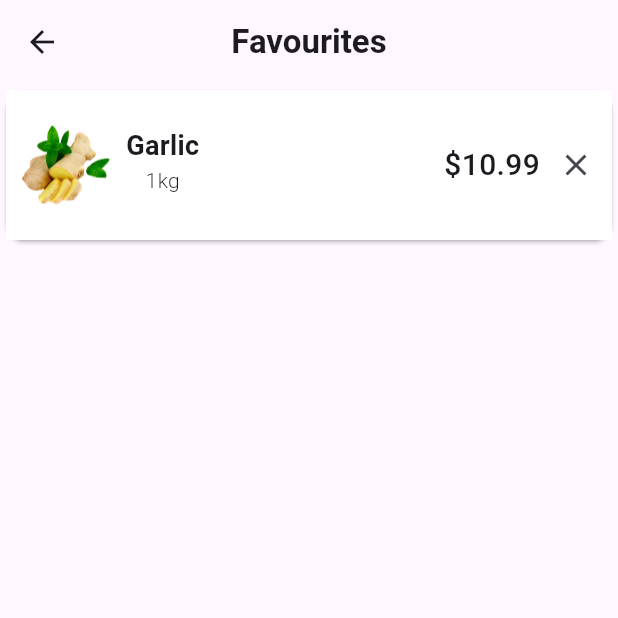
After one commit to hassanshakil22/Basic-ecommerce-App, a Flutter app: the FavouriteView screen opened directly, on a phone screen of 412 x 824 dp, the top half of it. The commit adds this screen. Run offline on Flutter 3.47's test engine with Material 3 defaults, Android fonts, the phone set to English and light mode, and no system bars; our stand-ins replace expandable_text; missing offline and left inert: dart:ffi, givestarreviews.

Commit message:
adding fully functionable favourite screen

```diff
--- a/lib/bottom_navigation_bar.dart
+++ b/lib/bottom_navigation_bar.dart
@@ -1,4 +1,6 @@
+import 'package:ecommerce/data.dart';
 import 'package:ecommerce/screens/cart_view.dart';
+import 'package:ecommerce/screens/favourite_view.dart';
 import 'package:ecommerce/screens/find_products_view.dart';
 import 'package:ecommerce/screens/home_view.dart';
 import 'package:flutter/material.dart';
@@ -13,7 +15,9 @@ class BottomNavigationbar extends StatefulWidget {
 class _BottomNavigationbarState extends State<BottomNavigationbar> {
   @override
   Widget build(BuildContext context) {
-    return Row(
+    return SizedBox(
+      height: 60,
+      child: Row(
         mainAxisAlignment: MainAxisAlignment.spaceEvenly,
         children: [
           ElevatedButton(
@@ -55,7 +59,10 @@ class _BottomNavigationbarState extends State<BottomNavigationbar> {
             ),
           ),
           ElevatedButton(
-          onPressed: () {},
+            onPressed: () {
+              Navigator.push(context,
+                  MaterialPageRoute(builder: (context) => FavouriteView()));
+            },
             style: ElevatedButton.styleFrom(elevation: 0),
             child: Icon(
               Icons.favorite_border_outlined,
@@ -73,6 +80,7 @@ class _BottomNavigationbarState extends State<BottomNavigationbar> {
             ),
           ),
         ],
+      ),
     );
   }
 }
--- a/lib/data.dart
+++ b/lib/data.dart
@@ -32,6 +32,17 @@ List<Map<String, dynamic>> products = [
   },
 ];
 
-List<Map<String, dynamic>> favourites = [];
+List<Map<String, dynamic>> favourites = [
+  {
+    "id": 003,
+    "name": "Garlic",
+    "Bara_name": "Hand Picked Garlic",
+    "price": 10.99,
+    "quantity": "1kg",
+    "imagesrc": "assets/images/garlic.png",
+    "description": "",
+    "is_favourite": false
+  },
+];
 
 List<Map<String, dynamic>> cart = [];
--- /dev/null
+++ b/lib/screens/favourite_view.dart
@@ -0,0 +1,86 @@
+import 'package:flutter/material.dart';
+import 'package:ecommerce/data.dart';
+import 'package:ecommerce/screens/card_view.dart';
+
+class FavouriteView extends StatefulWidget {
+  // final Map product;
+  const FavouriteView({
+    super.key,
+  });
+
+  @override
+  State<FavouriteView> createState() => _FavouriteViewState();
+}
+
+class _FavouriteViewState extends State<FavouriteView> {
+  @override
+  Widget build(BuildContext context) {
+    return Scaffold(
+        appBar: AppBar(
+          title:
+              Text("Favourites", style: TextStyle(fontWeight: FontWeight.bold)),
+          centerTitle: true,
+        ),
+        body: ListView.builder(
+          itemCount: favourites.length,
+          itemBuilder: (context, index) => Card(
+              child: GestureDetector(
+            onTap: () => Navigator.push(
+                context,
+                MaterialPageRoute(
+                    builder: (context) => CardView(
+                          id: favourites[index]["id"],
+                          imagePath: favourites[index]["imagesrc"],
+                          index: index,
+                          price: favourites[index]["price"],
+                          productDetail: favourites[index]["description"],
+                          quantity: favourites[index]["quantity"],
+                          title: favourites[index]["Bara_name"],
+                        ))),
+            child: Container(
+                height: 100,
+                color: Colors.white,
+                child: Row(children: [
+                  Container(
+                      height: 80,
+                      width: 80,
+                      padding: EdgeInsets.all(10),
+                      child: Image.asset(
+                        favourites[index]["imagesrc"],
+                        width: 30.91,
+                        height: 54.9,
+                      )),
+                  Column(
+                      mainAxisAlignment: MainAxisAlignment.center,
+                      children: [
+                        Text(
+                          favourites[index]["name"],
+                          style: TextStyle(
+                              fontWeight: FontWeight.bold, fontSize: 18),
+                        ),
+                        Text(
+                          favourites[index]["quantity"],
+                          style: TextStyle(fontWeight: FontWeight.w300),
+                        ),
+                        SizedBox(
+                          height: 5,
+                        ),
+                      ]),
+                  Spacer(),
+                  Text(
+                    "\$${favourites[index]["price"].toString()}",
+                    style: const TextStyle(
+                        fontWeight: FontWeight.w500, fontSize: 20),
+                  ),
+                  IconButton(
+                      onPressed: () {
+                        favourites.removeAt(index);
+                        print(favourites);
+                        setState(() {});
+                      },
+                      icon: Icon(Icons.close))
+                ])),
+          )),
+        ));
+  }
+}
```
Lines whose indentation alone changed are shown as unchanged.
